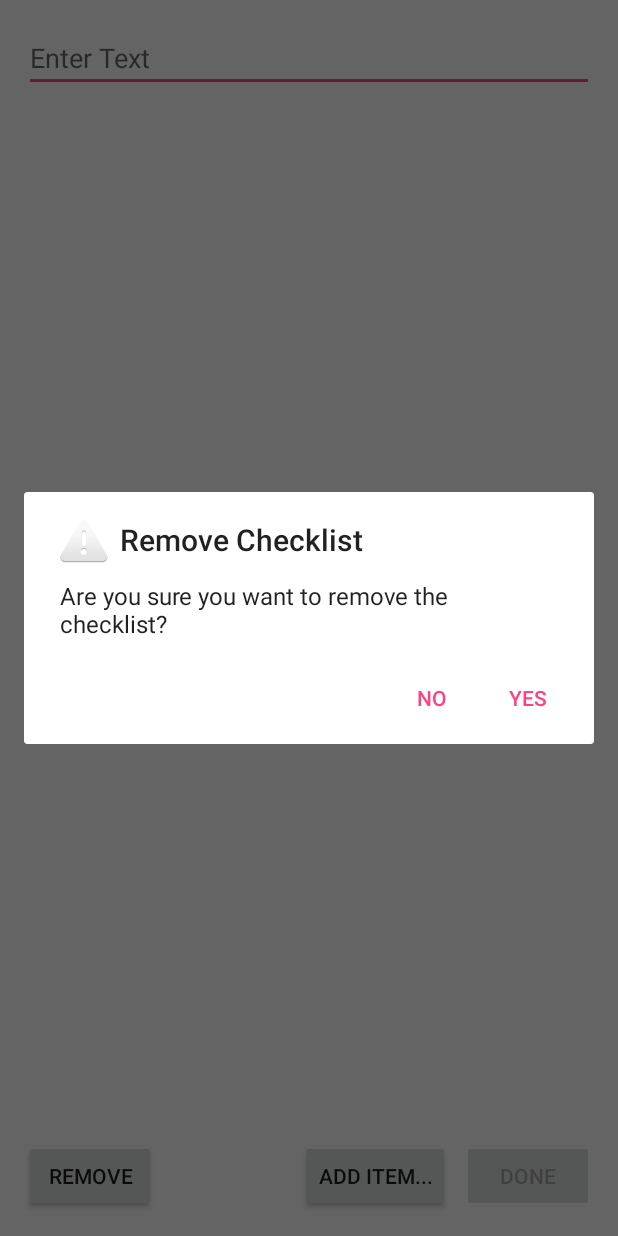
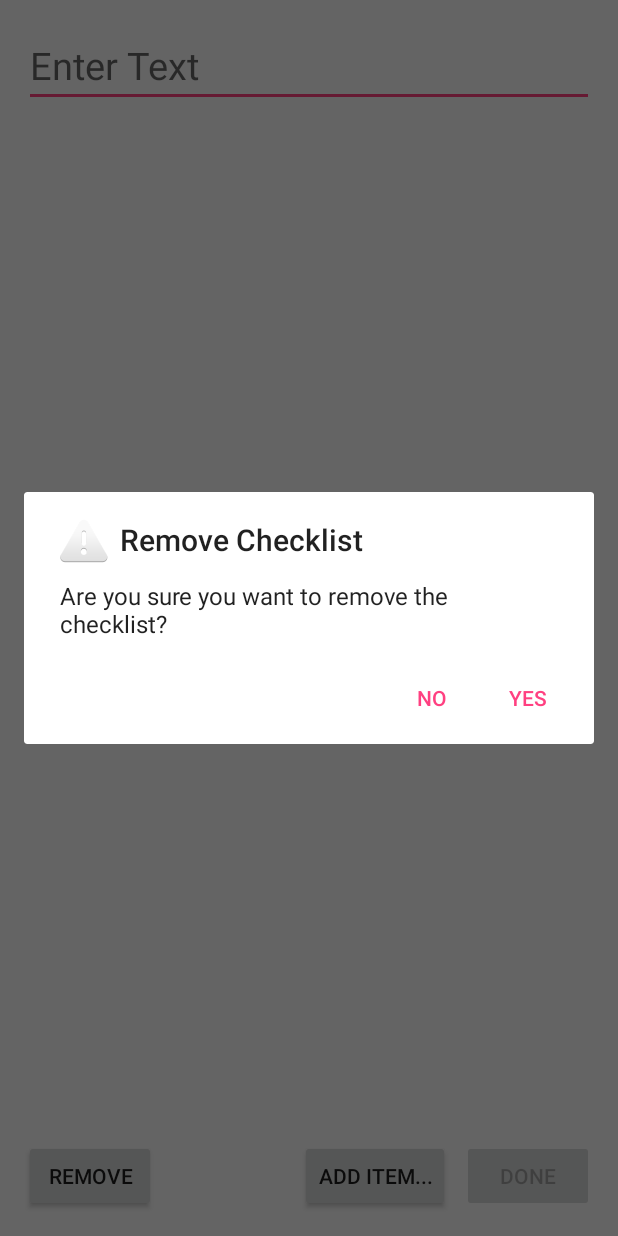
Before and after one commit to Stoneframe/Serena, an Android app: the EditChecklistActivity screen opened directly, with no data from a screen before it, after a tap on "REMOVE", on a phone screen of 412 x 824 dp. Run offline under Robolectric (Android 15) with nearby library versions, the phone set to English and light mode, and no system bars; 2 statements that could not run were skipped.

Commit message:
Prettify checklists

```diff
--- a/app/src/main/java/stoneframe/chorelist/gui/checklists/EditChecklistActivity.java
+++ b/app/src/main/java/stoneframe/chorelist/gui/checklists/EditChecklistActivity.java
@@ -16,6 +16,7 @@ import android.widget.EditText;
 
 import androidx.annotation.NonNull;
 import androidx.core.content.ContextCompat;
+import androidx.recyclerview.widget.DividerItemDecoration;
 import androidx.recyclerview.widget.ItemTouchHelper;
 import androidx.recyclerview.widget.LinearLayoutManager;
 import androidx.recyclerview.widget.RecyclerView;
@@ -101,6 +102,9 @@ public class EditChecklistActivity extends Activity
             ChecklistItem::getDescription);
         checklistItemsListView.setLayoutManager(new LinearLayoutManager(this));
         checklistItemsListView.setAdapter(checklistItemsAdapter);
+        checklistItemsListView.addItemDecoration(new DividerItemDecoration(
+            getBaseContext(),
+            LinearLayoutManager.VERTICAL));
 
         ItemTouchHelper.SimpleCallback simpleCallback = new ItemTouchHelper.SimpleCallback(
             ItemTouchHelper.UP | ItemTouchHelper.DOWN,
--- a/app/src/main/res/layout/activity_edit_checklist.xml
+++ b/app/src/main/res/layout/activity_edit_checklist.xml
@@ -7,17 +7,21 @@
         android:id="@+id/editText"
         android:layout_width="match_parent"
         android:layout_height="wrap_content"
-        android:layout_margin="16dp"
-        android:hint="Enter Text" />
+        android:layout_marginStart="16dp"
+        android:layout_marginTop="16dp"
+        android:layout_marginEnd="16dp"
+        android:hint="Enter Text"
+        android:textSize="25sp"/>
 
     <androidx.recyclerview.widget.RecyclerView
         android:id="@+id/listView"
         android:layout_width="match_parent"
         android:layout_height="wrap_content"
-        android:layout_above="@+id/buttonDone"
-        android:layout_below="@id/editText"
-        android:layout_marginTop="16dp"
-        android:layout_marginBottom="16dp"/>
+        android:paddingStart="8dp"
+        android:paddingEnd="8dp"
+        android:paddingBottom="16dp"
+        android:layout_above="@+id/buttonAddItem"
+        android:layout_below="@+id/editText" />
 
     <Button
         android:id="@+id/buttonRemove"
--- a/app/src/main/res/layout/fragment_all_checklists.xml
+++ b/app/src/main/res/layout/fragment_all_checklists.xml
@@ -9,7 +9,7 @@
         android:id="@+id/listView"
         android:layout_width="match_parent"
         android:layout_height="match_parent"
-        android:padding="8dp"/>
+        android:layout_above="@+id/btnAdd"/>
 
     <Button
         android:id="@+id/btnAdd"
@@ -18,6 +18,6 @@
         android:text="ADD"
         android:layout_alignParentBottom="true"
         android:layout_alignParentRight="true"
-        android:layout_margin="16dp"/>
+        android:layout_margin="8dp"/>
 
 </RelativeLayout>
```
Also changed, not shown: app/src/main/res/layout/activity_checklist.xml (+7 -5 lines).
